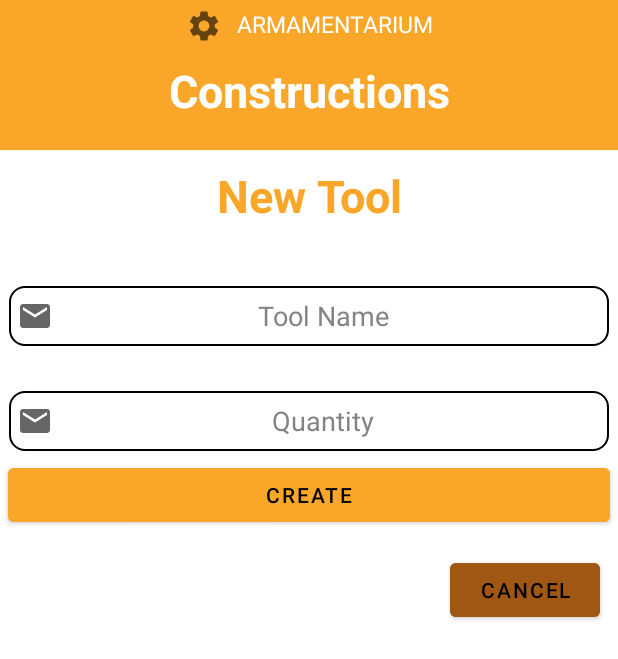
After one commit to victor-malloni/Armamentarium, an Android app: the CreateNewToolActivity screen opened directly, with no data from a screen before it, on a phone screen of 412 x 824 dp. The commit adds this screen. Shown: the top 659 px of the screen. Run offline under Robolectric (Android 15) with nearby library versions, the phone set to English and light mode, and no system bars.

Commit message:
chore: cancel BTN

```diff
--- a/app/src/main/AndroidManifest.xml
+++ b/app/src/main/AndroidManifest.xml
@@ -9,6 +9,13 @@
         android:roundIcon="@mipmap/ic_launcher_round"
         android:supportsRtl="true"
         android:theme="@style/Theme.Armamentarium">
+        <activity
+            android:name=".CreateNewToolActivity"
+            android:exported="false">
+            <meta-data
+                android:name="android.app.lib_name"
+                android:value="" />
+        </activity>
         <activity
             android:name=".SignUpActivity"
             android:exported="false">
@@ -52,7 +59,7 @@
         </activity>
         <activity
             android:name=".view.MainActivity"
-            android:exported="true"></activity>
+            android:exported="true" />
     </application>
 
 </manifest>
--- /dev/null
+++ b/app/src/main/java/br/com/tatudobom/armamentarium/CreateNewToolActivity.kt
@@ -0,0 +1,23 @@
+package br.com.tatudobom.armamentarium
+
+import android.content.Intent
+import androidx.appcompat.app.AppCompatActivity
+import android.os.Bundle
+import br.com.tatudobom.armamentarium.databinding.ActivityCreateNewToolBinding
+import br.com.tatudobom.armamentarium.databinding.ActivityLoginBinding
+
+class CreateNewToolActivity : AppCompatActivity() {
+    private lateinit var binding: ActivityCreateNewToolBinding
+    override fun onCreate(savedInstanceState: Bundle?) {
+        super.onCreate(savedInstanceState)
+
+        binding = ActivityCreateNewToolBinding.inflate(layoutInflater)
+        setContentView(binding.root)
+
+        binding.btnCancelTool.setOnClickListener {
+            val intent = Intent(this, NewConstructionsActivity::class.java)
+            startActivity(intent)
+            finish()
+        }
+    }
+}
--- a/app/src/main/java/br/com/tatudobom/armamentarium/NewConstructionsActivity.kt
+++ b/app/src/main/java/br/com/tatudobom/armamentarium/NewConstructionsActivity.kt
@@ -36,6 +36,11 @@ class NewConstructionsActivity : AppCompatActivity() {
         } catch (e: Exception) {
             e.printStackTrace()
         }
+        binding.btnCreateNewTool.setOnClickListener {
+            val intent = Intent(this, CreateNewToolActivity::class.java)
+            startActivity(intent)
+            finish()
+        }
         binding.btnCheck.setOnClickListener {
             val nomeObra = binding.ETConstName.text.toString()
             val endereco = binding.ETConstEndereco.text.toString()
--- /dev/null
+++ b/app/src/main/res/layout/activity_create_new_tool.xml
@@ -0,0 +1,109 @@
+<?xml version="1.0" encoding="utf-8"?>
+<androidx.constraintlayout.widget.ConstraintLayout xmlns:android="http://schemas.android.com/apk/res/android"
+    xmlns:app="http://schemas.android.com/apk/res-auto"
+    xmlns:tools="http://schemas.android.com/tools"
+    android:layout_width="match_parent"
+    android:layout_height="match_parent"
+    android:background="@color/amarelo"
+    tools:context=".CreateNewToolActivity">
+
+    <TextView
+        android:layout_width="wrap_content"
+        android:layout_height="wrap_content"
+        android:layout_marginTop="5dp"
+        android:drawableStart="@drawable/ic_baseline_settings"
+        android:drawablePadding="10dp"
+        android:text="Armamentarium"
+        android:textAllCaps="true"
+        android:textColor="@color/white"
+        android:textSize="15dp"
+        app:layout_constraintLeft_toLeftOf="parent"
+        app:layout_constraintRight_toRightOf="parent"
+        app:layout_constraintTop_toTopOf="parent" />
+
+    <TextView
+        android:layout_width="wrap_content"
+        android:layout_height="wrap_content"
+        android:layout_marginTop="40dp"
+        android:text="Constructions"
+        android:textColor="@color/white"
+        android:textSize="30dp"
+        android:textStyle="bold"
+        app:layout_constraintLeft_toLeftOf="parent"
+        app:layout_constraintRight_toRightOf="parent"
+        app:layout_constraintTop_toTopOf="parent" />
+
+    <LinearLayout
+        android:layout_width="match_parent"
+        android:layout_height="match_parent"
+        android:layout_marginTop="100dp"
+        android:background="@color/white"
+        android:orientation="vertical">
+
+        <TextView
+            android:layout_width="match_parent"
+            android:layout_height="wrap_content"
+            android:layout_margin="10dp"
+            android:gravity="center"
+            android:text="New Tool"
+            android:textColor="@color/amarelo"
+            android:textSize="30dp"
+            android:textStyle="bold" />
+
+        <EditText
+            android:layout_width="400dp"
+            android:layout_height="40dp"
+            android:layout_gravity="center"
+            android:layout_marginTop="30dp"
+            android:background="@drawable/custom_imput"
+            android:drawableStart="@drawable/ic_email"
+            android:ems="10"
+            android:gravity="center"
+            android:hint="Tool Name"
+            android:inputType="text"
+            android:paddingStart="5dp"
+            android:paddingEnd="10dp"
+            android:textColor="@android:color/black"
+            android:textColorHint="@color/grey"
+            app:passwordToggleEnabled="true" />
+
+        <EditText
+            android:layout_width="400dp"
+            android:layout_height="40dp"
+            android:layout_gravity="center"
+            android:layout_marginTop="30dp"
+            android:background="@drawable/custom_imput"
+            android:drawableStart="@drawable/ic_email"
+            android:ems="10"
+            android:gravity="center"
+            android:hint="Quantity"
+            android:inputType="text"
+            android:paddingStart="5dp"
+            android:paddingEnd="10dp"
+            android:textColor="@android:color/black"
+            android:textColorHint="@color/grey"
+            app:passwordToggleEnabled="true" />
+
+        <Button
+            android:id="@+id/btnCreateTool"
+            android:layout_width="match_parent"
+            android:layout_height="wrap_content"
+            android:layout_margin="5dp"
+            android:layout_marginTop="10dp"
+            android:backgroundTint="@color/amarelo"
+            android:text="create"
+            android:textColor="@color/black" />
+
+        <Button
+            android:id="@+id/btnCancelTool"
+            android:layout_width="100dp"
+            android:layout_height="wrap_content"
+            android:layout_marginLeft="300dp"
+            android:layout_marginTop="10dp"
+            android:backgroundTint="@color/marrom"
+            android:text="cancel"
+            android:textColor="@color/black" />
+
+    </LinearLayout>
+
+</androidx.constraintlayout.widget.ConstraintLayout>
```
